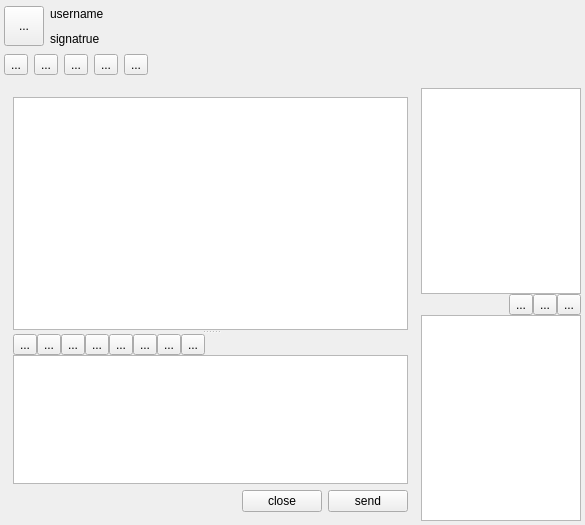
This is ChatForm.ui in vell001/VFeiQ as Qt 5 draws it before an edit. The edited form follows.
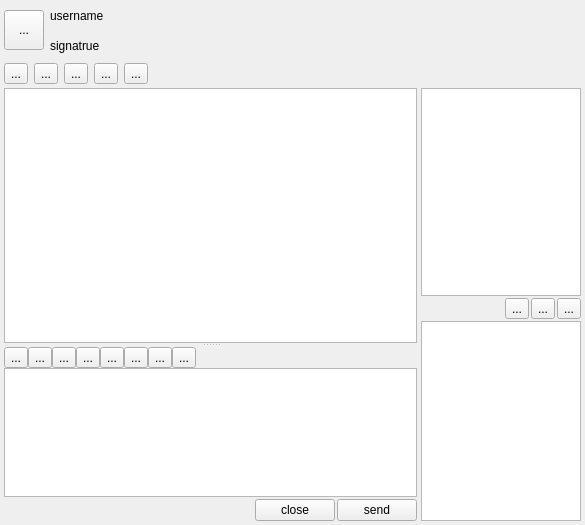
This is the edited form. Icons and pictures are not drawn.

```diff
--- a/ChatForm.ui
+++ b/ChatForm.ui
@@ -53,6 +53,9 @@
       <property name="rightMargin">
        <number>0</number>
       </property>
+      <property name="bottomMargin">
+       <number>0</number>
+      </property>
       <item>
        <layout class="QHBoxLayout" name="horizontalLayout">
         <item>
@@ -204,6 +207,21 @@
      <item>
       <widget class="QWidget" name="chatWidget" native="true">
        <layout class="QVBoxLayout" name="verticalLayout_2">
+        <property name="spacing">
+         <number>2</number>
+        </property>
+        <property name="leftMargin">
+         <number>0</number>
+        </property>
+        <property name="topMargin">
+         <number>0</number>
+        </property>
+        <property name="rightMargin">
+         <number>0</number>
+        </property>
+        <property name="bottomMargin">
+         <number>0</number>
+        </property>
         <item>
          <widget class="QSplitter" name="splitter">
           <property name="orientation">
@@ -449,7 +467,7 @@
        </property>
        <layout class="QVBoxLayout" name="verticalLayout_4">
         <property name="spacing">
-         <number>0</number>
+         <number>2</number>
         </property>
         <property name="leftMargin">
          <number>0</number>
@@ -464,10 +482,40 @@
          <number>0</number>
         </property>
         <item>
-         <widget class="QTextBrowser" name="textBrowser"/>
+         <widget class="QWidget" name="widget" native="true">
+          <property name="baseSize">
+           <size>
+            <width>0</width>
+            <height>0</height>
+           </size>
+          </property>
+          <layout class="QVBoxLayout" name="verticalLayout_7">
+           <property name="spacing">
+            <number>0</number>
+           </property>
+           <property name="leftMargin">
+            <number>0</number>
+           </property>
+           <property name="topMargin">
+            <number>0</number>
+           </property>
+           <property name="rightMargin">
+            <number>0</number>
+           </property>
+           <property name="bottomMargin">
+            <number>0</number>
+           </property>
+           <item>
+            <widget class="QTextBrowser" name="textBrowser"/>
+           </item>
+          </layout>
+         </widget>
         </item>
         <item>
          <layout class="QHBoxLayout" name="horizontalLayout_5">
+          <property name="spacing">
+           <number>2</number>
+          </property>
           <item>
            <spacer name="horizontalSpacer_4">
             <property name="orientation">
@@ -486,6 +534,16 @@
             <property name="text">
              <string>...</string>
             </property>
+            <property name="icon">
+             <iconset resource="images.qrc">
+              <normaloff>:/images/folder_documents.png</normaloff>:/images/folder_documents.png</iconset>
+            </property>
+            <property name="iconSize">
+             <size>
+              <width>24</width>
+              <height>24</height>
+             </size>
+            </property>
            </widget>
           </item>
           <item>
@@ -493,6 +551,16 @@
             <property name="text">
              <string>...</string>
             </property>
+            <property name="icon">
+             <iconset resource="images.qrc">
+              <normaloff>:/images/cancel.png</normaloff>:/images/cancel.png</iconset>
+            </property>
+            <property name="iconSize">
+             <size>
+              <width>24</width>
+              <height>23</height>
+             </size>
+            </property>
            </widget>
           </item>
           <item>
@@ -500,12 +568,29 @@
             <property name="text">
              <string>...</string>
             </property>
+            <property name="icon">
+             <iconset resource="images.qrc">
+              <normaloff>:/images/send.png</normaloff>:/images/send.png</iconset>
+            </property>
+            <property name="iconSize">
+             <size>
+              <width>24</width>
+              <height>24</height>
+             </size>
+            </property>
            </widget>
           </item>
          </layout>
         </item>
         <item>
-         <widget class="QTableView" name="tableView"/>
+         <widget class="QTableView" name="tableView">
+          <property name="maximumSize">
+           <size>
+            <width>16777215</width>
+            <height>200</height>
+           </size>
+          </property>
+         </widget>
         </item>
        </layout>
       </widget>
```
Left out of the diff: 20 changed lines with no effect on the pictures.
